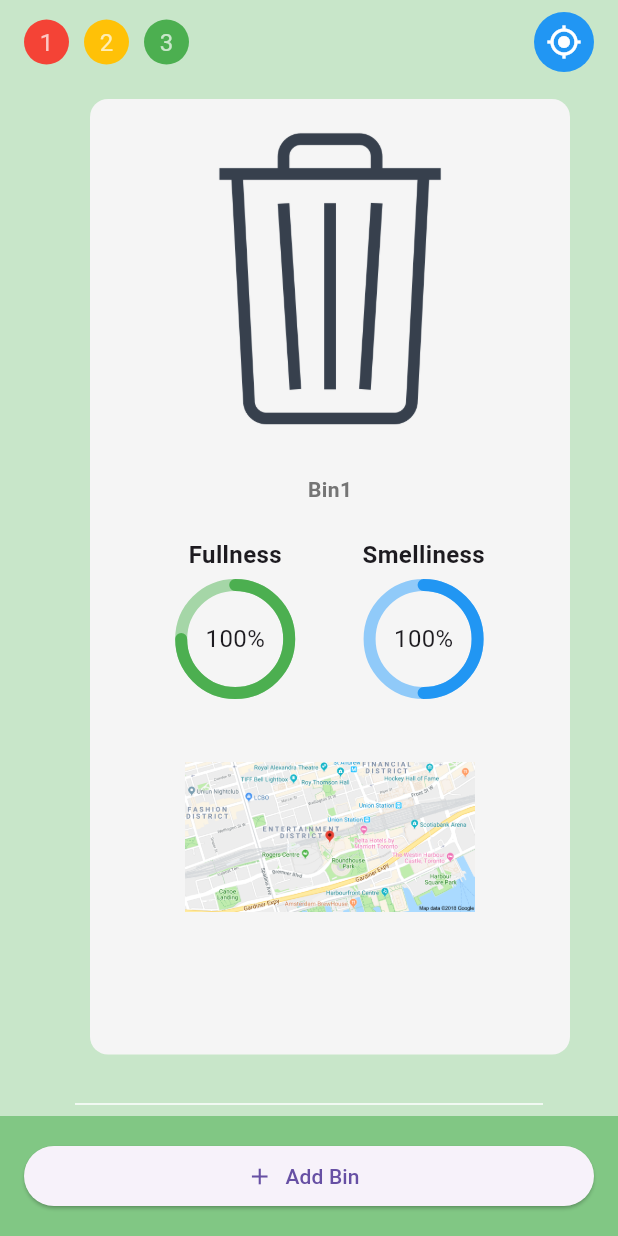
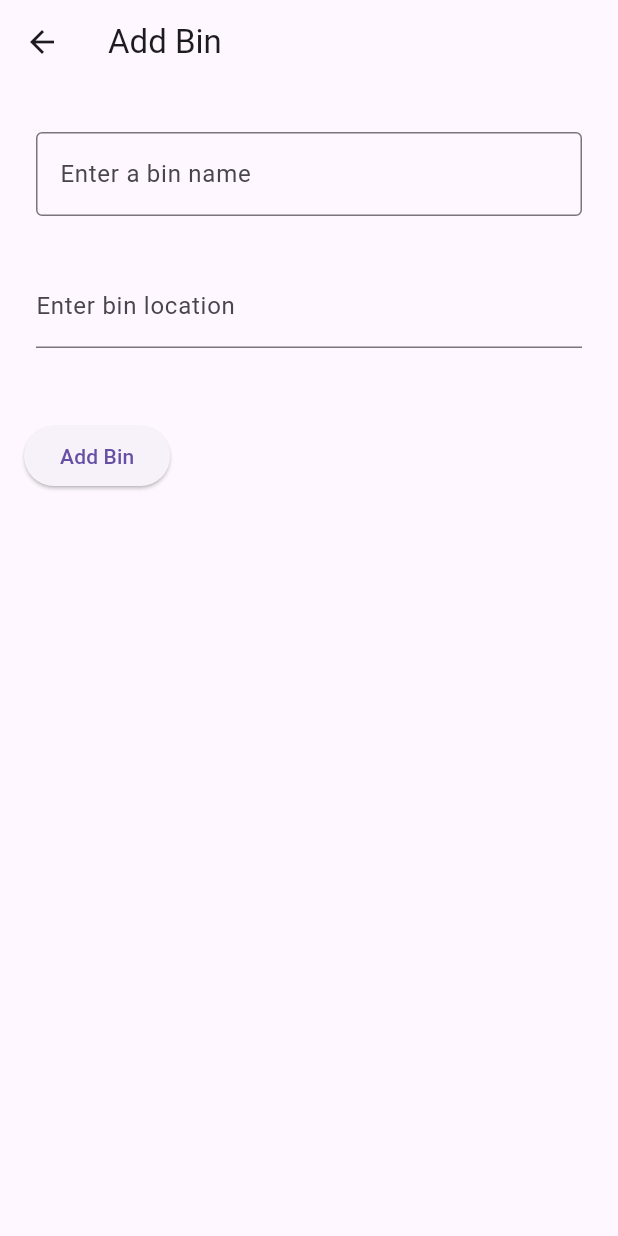
Before and after one commit to Vidi-M/IOT-Waste-Management, a Flutter app: the HomePage screen opened directly, after a tap on "Add Bin", on a phone screen of 412 x 824 dp. Run offline on Flutter 3.47's test engine with Material 3 defaults, Android fonts, the phone set to English and light mode, and no system bars; drawn by our look-alikes of percent_indicator; our stand-ins replace carousel_slider, geolocator, google_maps_flutter.

Commit message:
added the add bin page and made navigation buttond for the map

```diff
--- /dev/null
+++ b/iot_app/iot_app/lib/pages/add_bin_page.dart
@@ -0,0 +1,80 @@
+import 'package:flutter/material.dart';
+import 'package:geolocator/geolocator';
+
+class AddBinPage extends StatefulWidget {
+  const AddBinPage({Key? key}) : super(key: key);
+
+  @override
+  State<AddBinPage> createState() => _AddBinPageState();
+}
+
+class _AddBinPageState extends State<AddBinPage> {
+  final _formKey = GlobalKey<FormState>();
+  TextEditingController _binNameController = TextEditingController();
+  TextEditingController _locationController = TextEditingController();
+
+  @override
+  Widget build(BuildContext context) {
+    return Scaffold(
+      appBar: AppBar(
+        title: Text('Add Bin'),
+      ),
+      body: Padding(
+        padding: const EdgeInsets.all(16.0),
+        child: Form(
+          key: _formKey,
+          child: Column(
+            crossAxisAlignment: CrossAxisAlignment.start,
+            children: <Widget>[
+              const Padding(
+                padding: EdgeInsets.symmetric(horizontal: 8, vertical: 16),
+                child: TextField(
+                  decoration: InputDecoration(
+                    border: OutlineInputBorder(),
+                    hintText: 'Enter a bin name',
+                  ),
+                ),
+              ),
+              Padding(
+                padding: const EdgeInsets.symmetric(horizontal: 8, vertical: 16),
+                child: TextFormField(
+                  controller: _locationController,
+                  decoration: const InputDecoration(
+                    border: UnderlineInputBorder(),
+                    labelText: 'Enter bin location',
+                  ),
+                  validator: (value) {
+                    if (value == null || value.isEmpty) {
+                      return 'Please enter bin location';
+                    }
+                    return null;
+                  },
+                ),
+              ),
+              const SizedBox(height: 32),
+              ElevatedButton(
+                onPressed: () {
+                  if (_formKey.currentState!.validate()) {
+                    // Add functionality to save bin here
+                    String binName = _binNameController.text;
+                    String location = _locationController.text;
+                    print('Bin Name: $binName');
+                    print('Location: $location');
+                  }
+                },
+                child: Text('Add Bin'),
+              ),
+            ],
+          ),
+        ),
+      ),
+    );
+  }
+
+  @override
+  void dispose() {
+    _binNameController.dispose();
+    _locationController.dispose();
+    super.dispose();
+  }
+}
--- a/iot_app/iot_app/lib/pages/home_page.dart
+++ b/iot_app/iot_app/lib/pages/home_page.dart
@@ -1,6 +1,7 @@
 import 'package:flutter/material.dart';
 import 'package:iot_app/pages/map_page.dart';
 import 'package:iot_app/pages/models/bin.dart';
+import 'package:iot_app/pages/add_bin_page.dart';
 
 import 'components/bin_tile.dart';
 
@@ -162,12 +163,12 @@ class _HomePageState extends State<HomePage> {
           // Button widget
           onPressed: () {
             // Handle button press
-            // Navigator.push(
-            //   context,
-            //   MaterialPageRoute(
-            //     builder: (context) => YourNextPage(), // Replace YourNextPage() with the page you want to navigate to
-            //   ),
-            // );
+            Navigator.push(
+              context,
+              MaterialPageRoute(
+                builder: (context) => AddBinPage(), // Replace YourNextPage() with the page you want to navigate to
+              ),
+            );
           },
           icon: const Icon(Icons.add),
           label: const Text('Add Bin'), // Text of the button
```
Also changed, not shown: iot_app/iot_app/lib/pages/map_page.dart (+59 -0 lines).
